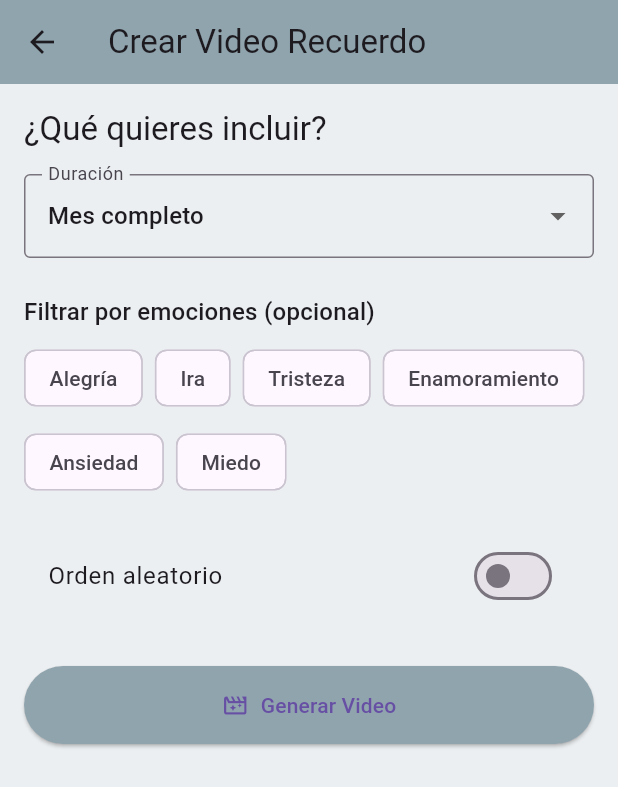
After one commit to Mamarco13/eMOODiario, a Flutter app: the screen it shows after launch, after a tap on the "arrow back ios" icon, after a tap on the "arrow forward ios" icon, after a tap on "Crear Video", on a phone screen of 412 x 824 dp. The commit adds this screen. Shown: the top 787 px of the screen. Run offline on Flutter 3.47's test engine with Material 3 defaults, Android fonts, the phone set to English and light mode, and no system bars; our stand-ins replace flutter_local_notifications, hive, hive_flutter, image_picker, open_file, permission_handler and 1 more; missing offline and left inert: ffmpeg_kit_flutter, video_thumbnail; accounts and stored records are empty; Roboto replaces fonts that are missing (Helvetica).

Commit message:
Falta que funcione la generacion de video

```diff
--- a/lib/calendar_screen.dart
+++ b/lib/calendar_screen.dart
@@ -9,6 +9,8 @@ import 'package:video_thumbnail/video_thumbnail.dart';
 import 'package:path_provider/path_provider.dart';
 import 'package:permission_handler/permission_handler.dart';
 import 'package:flutter/services.dart';
+import 'video_screen.dart';
+
 
 class CalendarScreen extends StatefulWidget {
   @override
@@ -81,7 +83,7 @@ class _CalendarScreenState extends State<CalendarScreen> with SingleTickerProvid
   void updateDominantEmotionColor() {
     final Map<Color, double> emotionSum = {};
 
-    final firstDay = DateTime(_focusedDate.year, _focusedDate.month, 1);
+    //final firstDay = DateTime(_focusedDate.year, _focusedDate.month, 1);
     final totalDays = DateTime(_focusedDate.year, _focusedDate.month + 1, 0).day;
 
     for (int day = 1; day <= totalDays; day++) {
@@ -268,20 +270,6 @@ class _CalendarScreenState extends State<CalendarScreen> with SingleTickerProvid
         }
       });
     }
-  },
-  onLongPressStart: (_) async {
-    if (currentMedia != null && currentMedia.isVideo) {
-      _videoController?.dispose();
-      _videoController = VideoPlayerController.file(currentMedia.file);
-      await _videoController!.initialize();
-      _videoController!.setLooping(true);
-      await _videoController!.play();
-      setState(() => _isHolding = true);
-    }
-  },
-  onLongPressEnd: (_) {
-    _videoController?.pause();
-    setState(() => _isHolding = false);
   },
   child: Padding(
     padding: const EdgeInsets.all(16.0),
@@ -543,12 +531,41 @@ class _CalendarScreenState extends State<CalendarScreen> with SingleTickerProvid
                       ),
                     ),
                   ),
+                  Padding(
+                    padding: const EdgeInsets.only(bottom: 24.0, top: 12),
+                    child: Center(
+                      child: ElevatedButton.icon(
+                        onPressed: () {
+                          Navigator.push(
+                            context,
+                            MaterialPageRoute(
+                              builder: (context) => VideoScreen(dayData: dayData),
+                            ),
+                          );
+                        },
+                        icon: Icon(Icons.movie_creation_outlined, color: Colors.black), // Color negro del icono
+                        label: Text(
+                          "Crear Video",
+                          style: TextStyle(fontSize: 16, fontWeight: FontWeight.bold, color: Colors.black),
+                        ),
+                        style: ElevatedButton.styleFrom(
+                          backgroundColor: Colors.transparent,  // Fondo transparente
+                          shadowColor: Colors.transparent,      // Sin sombra
+                          padding: EdgeInsets.symmetric(horizontal: 32, vertical: 14),
+                          shape: RoundedRectangleBorder(
+                            borderRadius: BorderRadius.circular(30),
+                            side: BorderSide(color: Colors.black, width: 2), // Opcional: contorno negro bonito
+                          ),
+                        ),
+                      ),
+                    ),
+                  ),
                 ],
               ),
             ),
           ],
         ),
-      )
+      ),
     );
   }
 }
--- /dev/null
+++ b/lib/video_screen.dart
@@ -0,0 +1,299 @@
+import 'dart:async';
+import 'dart:io';
+import 'package:flutter/material.dart';
+import 'package:path_provider/path_provider.dart';
+import 'package:flutter_local_notifications/flutter_local_notifications.dart';
+import 'package:open_file/open_file.dart';
+import 'package:ffmpeg_kit_flutter/ffmpeg_kit.dart';
+import 'package:ffmpeg_kit_flutter/return_code.dart';
+
+class VideoScreen extends StatefulWidget {
+  final Map<DateTime, Map<String, dynamic>> dayData;
+
+  const VideoScreen({Key? key, required this.dayData}) : super(key: key);
+
+  @override
+  _VideoScreenState createState() => _VideoScreenState();
+}
+
+class _VideoScreenState extends State<VideoScreen> {
+  String rangeOption = 'Mes completo';
+  List<String> selectedEmotions = [];
+  bool shuffleMedia = false;
+  bool isGenerating = false;
+  double fakeProgress = 0.0;
+  Timer? _progressTimer;
+  File? generatedVideoFile;
+
+  final FlutterLocalNotificationsPlugin notificationsPlugin = FlutterLocalNotificationsPlugin();
+
+  @override
+  void initState() {
+    super.initState();
+    _initNotifications();
+  }
+
+  Future<void> _initNotifications() async {
+    const AndroidInitializationSettings initializationSettingsAndroid =
+        AndroidInitializationSettings('@mipmap/ic_launcher');
+
+    const InitializationSettings initializationSettings = InitializationSettings(
+      android: initializationSettingsAndroid,
+    );
+
+    await notificationsPlugin.initialize(initializationSettings);
+  }
+
+  @override
+  Widget build(BuildContext context) {
+    return Scaffold(
+      appBar: AppBar(
+        title: Text('Crear Video Recuerdo'),
+        backgroundColor: Colors.blueGrey.shade300,
+      ),
+      backgroundColor: Colors.blueGrey.shade50,
+      body: Padding(
+        padding: const EdgeInsets.all(16.0),
+        child: ListView(
+          children: [
+            Text('¿Qué quieres incluir?', style: Theme.of(context).textTheme.titleLarge),
+            SizedBox(height: 16),
+            DropdownButtonFormField<String>(
+              value: rangeOption,
+              items: [
+                'Mes completo',
+                'Rango de días',
+                'Seleccionar días concretos',
+              ].map((opt) => DropdownMenuItem(value: opt, child: Text(opt))).toList(),
+              onChanged: isGenerating ? null : (value) {
+                if (value != null) {
+                  setState(() {
+                    rangeOption = value;
+                  });
+                }
+              },
+              decoration: InputDecoration(
+                labelText: 'Duración',
+                border: OutlineInputBorder(),
+              ),
+            ),
+            SizedBox(height: 24),
+            Text('Filtrar por emociones (opcional)', style: Theme.of(context).textTheme.titleMedium),
+            SizedBox(height: 8),
+            Wrap(
+              spacing: 8,
+              runSpacing: 8,
+              children: [
+                'Alegría', 'Ira', 'Tristeza', 'Enamoramiento', 'Ansiedad', 'Miedo'
+              ].map((emotion) {
+                final selected = selectedEmotions.contains(emotion);
+                return FilterChip(
+                  label: Text(emotion),
+                  selected: selected,
+                  onSelected: isGenerating ? null : (val) {
+                    setState(() {
+                      if (val) {
+                        selectedEmotions.add(emotion);
+                      } else {
+                        selectedEmotions.remove(emotion);
+                      }
+                    });
+                  },
+                );
+              }).toList(),
+            ),
+            SizedBox(height: 24),
+            SwitchListTile(
+              value: shuffleMedia,
+              onChanged: isGenerating ? null : (val) {
+                setState(() {
+                  shuffleMedia = val;
+                });
+              },
+              title: Text('Orden aleatorio'),
+            ),
+            SizedBox(height: 32),
+            if (isGenerating) ...[
+              Text('Generando video...', style: Theme.of(context).textTheme.titleMedium),
+              SizedBox(height: 16),
+              LinearProgressIndicator(value: fakeProgress),
+            ] else ...[
+              ElevatedButton.icon(
+                onPressed: _startGeneratingVideo,
+                icon: Icon(Icons.movie_filter_outlined),
+                label: Text('Generar Video'),
+                style: ElevatedButton.styleFrom(
+                  padding: EdgeInsets.symmetric(horizontal: 40, vertical: 16),
+                  backgroundColor: Colors.blueGrey.shade300,
+                  shape: RoundedRectangleBorder(
+                    borderRadius: BorderRadius.circular(30),
+                  ),
+                ),
+              ),
+            ]
+          ],
+        ),
+      ),
+    );
+  }
+
+  void _startGeneratingVideo() async {
+    setState(() {
+      isGenerating = true;
+      fakeProgress = 0.0;
+    });
+
+    _startFakeProgress();
+
+    List<File> mediaFiles = _prepareMediaFiles();
+
+    if (mediaFiles.isEmpty) {
+      ScaffoldMessenger.of(context).showSnackBar(SnackBar(content: Text('No hay archivos multimedia para crear el video.')));
+      _stopFakeProgress();
+      return;
+    }
+
+    final tempDir = await getTemporaryDirectory();
+    final inputFile = File('${tempDir.path}/input.txt');
+    final videoOutput = File('${tempDir.path}/video_recuerdo_${DateTime.now().millisecondsSinceEpoch}.mp4');
+
+    String inputContent = '';
+    for (final file in mediaFiles) {
+      inputContent += "file '${file.path.replaceAll("'", "\\'")}'\n";
+    }
+    await inputFile.writeAsString(inputContent);
+
+    final ffmpegCommand = "-f concat -safe 0 -i ${inputFile.path} -c:v libx264 -preset veryfast ${videoOutput.path}";
+
+    await FFmpegKit.executeAsync(ffmpegCommand, (session) async {
+      _stopFakeProgress();
+
+      final returnCode = await session.getReturnCode();
+      if (ReturnCode.isSuccess(returnCode)) {
+        print('Video creado: ${videoOutput.path}');
+        setState(() {
+          generatedVideoFile = videoOutput;
+        });
+
+        if (mounted) {
+          _showVideoReadyDialog();
+        }
+      } else {
+        print('Error al generar el video');
+      }
+    });
+  }
+
+  void _startFakeProgress() {
+    _progressTimer = Timer.periodic(Duration(milliseconds: 500), (timer) {
+      setState(() {
+        fakeProgress += 0.05;
+        if (fakeProgress > 1.0) fakeProgress = 1.0;
+      });
+    });
+  }
+
+  void _stopFakeProgress() {
+    _progressTimer?.cancel();
+    setState(() {
+      isGenerating = false;
+      fakeProgress = 1.0;
+    });
+  }
+
+  List<File> _prepareMediaFiles() {
+    List<MapEntry<DateTime, Map<String, dynamic>>> filteredDays = widget.dayData.entries.toList();
+
+    if (selectedEmotions.isNotEmpty) {
+      filteredDays = filteredDays.where((entry) {
+        final mediaList = entry.value['media'] as List<dynamic>? ?? [];
+        return mediaList.any((media) {
+          final color1 = media.color1;
+          final color2 = media.color2;
+          return _colorMatchesEmotion(color1) || (color2 != null && _colorMatchesEmotion(color2));
+        });
+      }).toList();
+    }
+
+    List<File> mediaFiles = [];
+    for (final entry in filteredDays) {
+      final mediaList = entry.value['media'] as List<dynamic>? ?? [];
+      for (final media in mediaList) {
+        mediaFiles.add(File(media['path']));
+      }
+    }
+
+    if (shuffleMedia) {
+      mediaFiles.shuffle();
+    }
+
+    return mediaFiles;
+  }
+
+  bool _colorMatchesEmotion(Color color) {
+    final Map<String, Color> emotionColorMap = {
+      'Alegría': Colors.yellow,
+      'Ira': Color.fromARGB(255, 253, 27, 27),
+      'Tristeza': Colors.blueAccent,
+      'Enamoramiento': Color.fromARGB(255, 250, 127, 182),
+      'Ansiedad': Color.fromARGB(255, 255, 168, 38),
+      'Miedo': Colors.purple,
+    };
+
+    return selectedEmotions.any((emotion) => emotionColorMap[emotion]?.value == color.value);
+  }
+
+  void _showVideoReadyDialog() async {
+    if (generatedVideoFile == null) return;
+
+    if (ModalRoute.of(context)?.isCurrent ?? false) {
+      showDialog(
+        context: context,
+        builder: (_) => AlertDialog(
+          title: Text('¡Vídeo generado!'),
+          content: Text('Tu vídeo está listo. ¿Quieres verlo ahora?'),
+          actions: [
+            TextButton(
+              onPressed: () {
+                Navigator.pop(context);
+              },
+              child: Text('Cancelar'),
+            ),
+            TextButton(
+              onPressed: () {
+                Navigator.pop(context);
+                OpenFile.open(generatedVideoFile!.path);
+              },
+              child: Text('Ver vídeo'),
+            ),
+          ],
+        ),
+      );
+    } else {
+      const AndroidNotificationDetails androidDetails = AndroidNotificationDetails(
+        'video_ready_channel',
+        'Vídeos generados',
+        importance: Importance.high,
+        priority: Priority.high,
+        showWhen: true,
+      );
+
+      const NotificationDetails notificationDetails = NotificationDetails(
+        android: androidDetails,
+      );
+
+      await notificationsPlugin.show(
+        0,
+        'Vídeo listo',
+        '¡Tu vídeo emocional está generado!',
+        notificationDetails,
+      );
+    }
+  }
+
+  @override
+  void dispose() {
+    _progressTimer?.cancel();
+    super.dispose();
+  }
+}
--- a/pubspec.yaml
+++ b/pubspec.yaml
@@ -38,6 +38,12 @@ dependencies:
   video_player: ^2.7.0
   video_thumbnail: ^0.5.3
   permission_handler: ^12.0.0+1
+  ffmpeg_kit_flutter:
+    git:
+      url: https://github.com/Carapacik/ffmpeg-kit
+      path: flutter/flutter
+  flutter_local_notifications: ^17.2.1
+  open_file: ^3.3.2
 
 
 
```
Also changed, not shown: pubspec.lock, 4 other files.
